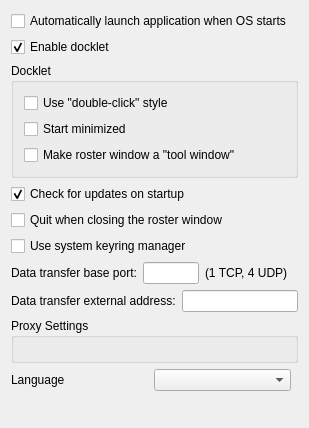
psi-im/psi, file src/options/opt_application.ui: the form before one commit.
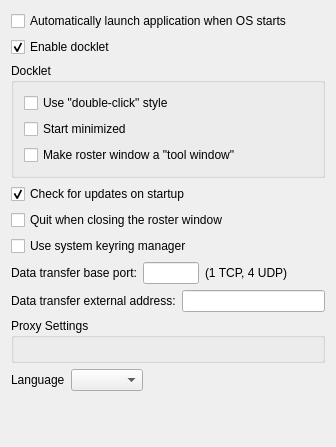
The form after the commit.

The edit to the form file:
```diff
--- a/src/options/opt_application.ui
+++ b/src/options/opt_application.ui
@@ -6,8 +6,8 @@
    <rect>
     <x>0</x>
     <y>0</y>
-    <width>309</width>
-    <height>428</height>
+    <width>336</width>
+    <height>447</height>
    </rect>
   </property>
   <property name="windowTitle">
@@ -146,6 +146,12 @@
        <property name="orientation">
         <enum>Qt::Horizontal</enum>
        </property>
+       <property name="sizeHint" stdset="0">
+        <size>
+         <width>0</width>
+         <height>0</height>
+        </size>
+       </property>
       </spacer>
      </item>
     </layout>
@@ -204,12 +210,21 @@
        <property name="orientation">
         <enum>Qt::Horizontal</enum>
        </property>
+       <property name="sizeHint" stdset="0">
+        <size>
+         <width>0</width>
+         <height>0</height>
+        </size>
+       </property>
       </spacer>
      </item>
     </layout>
    </item>
    <item>
     <spacer name="spacer_2">
+     <property name="orientation">
+      <enum>Qt::Vertical</enum>
+     </property>
      <property name="sizeHint" stdset="0">
       <size>
        <width>0</width>
```
